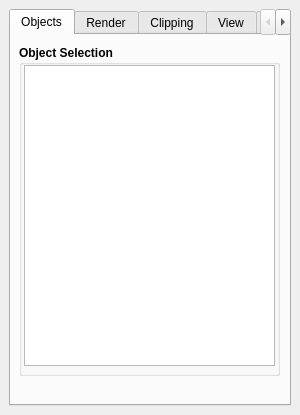
Old version of the form src/Interface/Modules/Render/ViewSceneControls.ui in the repository SCIInstitute/SCIRun.
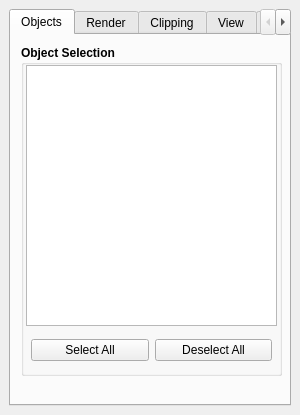
New version of the form.

```diff
--- a/src/Interface/Modules/Render/ViewSceneControls.ui
+++ b/src/Interface/Modules/Render/ViewSceneControls.ui
@@ -48,7 +48,7 @@
        <widget class="QGroupBox" name="groupBox_7">
         <property name="geometry">
          <rect>
-          <x>8</x>
+          <x>10</x>
           <y>10</y>
           <width>261</width>
           <height>331</height>
@@ -69,10 +69,48 @@
            <x>5</x>
            <y>20</y>
            <width>251</width>
-           <height>301</height>
+           <height>261</height>
           </rect>
          </property>
         </widget>
+        <widget class="QWidget" name="">
+         <property name="geometry">
+          <rect>
+           <x>10</x>
+           <y>293</y>
+           <width>241</width>
+           <height>25</height>
+          </rect>
+         </property>
+         <layout class="QHBoxLayout" name="horizontalLayout">
+          <item>
+           <widget class="QPushButton" name="selectAllPushButton_">
+            <property name="font">
+             <font>
+              <weight>50</weight>
+              <bold>false</bold>
+             </font>
+            </property>
+            <property name="text">
+             <string>Select All</string>
+            </property>
+           </widget>
+          </item>
+          <item>
+           <widget class="QPushButton" name="deselectAllPushButton_">
+            <property name="font">
+             <font>
+              <weight>50</weight>
+              <bold>false</bold>
+             </font>
+            </property>
+            <property name="text">
+             <string>Deselect All</string>
+            </property>
+           </widget>
+          </item>
+         </layout>
+        </widget>
        </widget>
       </widget>
       <widget class="QWidget" name="RenderTab">
```
